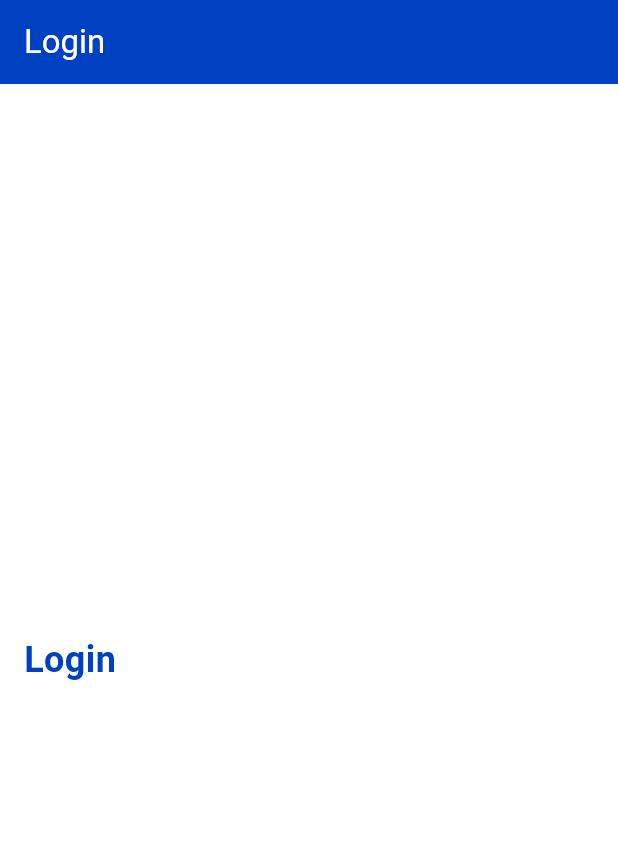
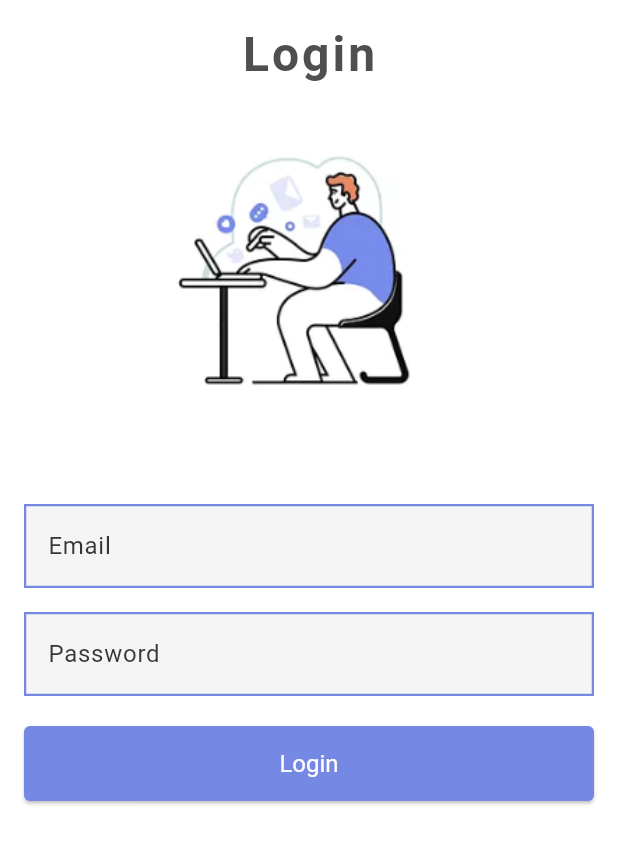
Before and after one commit to MonicaSaeed/Flutter-With-Firebase, a Flutter app: the screen it shows after launch, on a phone screen of 412 x 824 dp. Shown: the top 844 px of the screen. Run offline on Flutter 3.47's test engine with Material 3 defaults, Android fonts, the phone set to English and light mode, and no system bars; our stand-ins replace firebase_auth, firebase_core; accounts and stored records are empty.

Commit message:
design login screen page

```diff
--- /dev/null
+++ b/lib/core/extensions/extensions.dart
@@ -0,0 +1,16 @@
+extension StringExtensions on String {
+  bool get isValidEmail {
+    final emailRegex = RegExp(
+      r'^[a-zA-Z0-9._%+-]+@[a-zA-Z0-9.-]+\.[a-zA-Z]{2,}$',
+    );
+    return emailRegex.hasMatch(this);
+  }
+
+  /// Password validation containing at least 8 characters, one uppercase letter, one lowercase letter, one number, and one special character
+  bool get isValidPassword {
+    final passwordRegex = RegExp(
+      r'^(?=.*[a-z])(?=.*[A-Z])(?=.*\d)(?=.*[@$!%*?&])[A-Za-z\d@$!%*?&]{8,}$',
+    );
+    return passwordRegex.hasMatch(this);
+  }
+}
--- a/lib/core/theme/light.dart
+++ b/lib/core/theme/light.dart
@@ -3,7 +3,7 @@ import 'package:flutter/material.dart';
 
 class AppTheme {
   // Define color constants
-  static const Color primaryColor = Color(0xFF0041C2);
+  static const Color primaryColor = Color(0xFF7488E4);
   static const Color backgroundColor = Colors.white;
   static const Color darkGradientColor = Colors.black;
   static const Color errorColor = Colors.red;
@@ -26,27 +26,27 @@ class AppTheme {
           fontSize: 32,
           fontWeight: FontWeight.w700,
           letterSpacing: 2,
-          color: Colors.white,
+          color: Color(0xFF4D4F50),
         ),
         headlineMedium: TextStyle(
           fontSize: 20,
           fontWeight: FontWeight.w600,
-          color: Colors.white,
+          color: Colors.black,
         ),
         titleMedium: TextStyle(
           fontSize: 16,
           fontWeight: FontWeight.bold,
-          color: Colors.black,
+          color: Color(0xFF4D4F50),
         ),
         bodyMedium: TextStyle(
           fontSize: 14,
           fontWeight: FontWeight.normal,
-          color: Colors.black,
+          color: Color(0xFF4D4F50),
         ),
         bodySmall: TextStyle(
           fontSize: 12,
           fontWeight: FontWeight.normal,
-          color: Colors.white70,
+          color: Color(0xFF4D4F50),
         ),
       ),
       appBarTheme: const AppBarTheme(
@@ -73,16 +73,25 @@ class AppTheme {
       elevatedButtonTheme: ElevatedButtonThemeData(
         style: ElevatedButton.styleFrom(
           shape: RoundedRectangleBorder(borderRadius: BorderRadius.circular(4)),
-          backgroundColor: Color(0xFF03045E),
+          backgroundColor: Color(0xFF7488E4),
           foregroundColor: Color(0xFFFFFCFC),
           textStyle: TextStyle(fontSize: 16),
         ),
       ),
       inputDecorationTheme: InputDecorationTheme(
+        filled: true,
+        fillColor: Color(0xFFF5F5F5),
+        labelStyle: TextStyle(color: Color(0xFF363636)),
+        floatingLabelStyle: TextStyle(color: Color(0xFF7488E4)),
         hintStyle: TextStyle(color: Color(0xFF363636)),
-        border: OutlineInputBorder(
+        errorStyle: TextStyle(color: errorColor),
+        focusedBorder: OutlineInputBorder(
           borderRadius: BorderRadius.zero,
-          borderSide: BorderSide.none,
+          borderSide: BorderSide(color: primaryColor, width: 1.5),
+        ),
+        enabledBorder: OutlineInputBorder(
+          borderRadius: BorderRadius.zero,
+          borderSide: BorderSide(color: primaryColor, width: 1.5),
         ),
       ),
     );
--- a/lib/core/theme/light_colors.dart
+++ b/lib/core/theme/light_colors.dart
@@ -1,7 +1,7 @@
 import 'package:flutter/material.dart';
 
 class LightColor {
-  static const Color primaryColor = Color(0xFF0041C2);
+  static const Color primaryColor = Color(0xFF7488E4);
   static const Color secondaryColor = Color(0xFFFFFCFC);
   static const Color backgroundColor = Colors.white;
   static const Color textColor = Colors.black;
--- a/lib/feature/auth/login_screen.dart
+++ b/lib/feature/auth/login_screen.dart
@@ -1,32 +1,78 @@
 import 'package:flutter/material.dart';
-
-import '../../core/theme/light_colors.dart';
+import 'package:flutter_app/core/extensions/extensions.dart';
 
 class LoginScreen extends StatelessWidget {
-  const LoginScreen({super.key});
-
+  LoginScreen({super.key});
+  final emailController = TextEditingController();
+  final passwordController = TextEditingController();
+  final GlobalKey<FormState> _formKey = GlobalKey<FormState>();
   @override
   Widget build(BuildContext context) {
     return Scaffold(
-      appBar: AppBar(title: const Text('Login')),
       body: SafeArea(
+        child: SingleChildScrollView(
           child: Padding(
             padding: const EdgeInsets.all(16.0),
+            child: Form(
+              key: _formKey,
               child: Column(
-            mainAxisAlignment: MainAxisAlignment.center,
                 children: [
                   Text(
                     'Login',
-                style: TextStyle(
-                  fontSize: 24,
-                  fontWeight: FontWeight.bold,
-                  color: LightColor.primaryColor,
+                    style: Theme.of(context).textTheme.headlineLarge,
+                  ),
+                  const SizedBox(height: 20),
+                  Image.asset('assets/images/login.png', height: 200),
+                  const SizedBox(height: 60),
+                  TextFormField(
+                    controller: emailController,
+                    decoration: InputDecoration(
+                      labelText: 'Email',
+                      border: OutlineInputBorder(),
+                    ),
+                    validator: (value) {
+                      if (value == null || value.isEmpty) {
+                        return 'Please enter your email';
+                      }
+                      if (!value.isValidEmail) {
+                        return 'Please enter a valid email address';
+                      }
+                      return null;
+                    },
+                  ),
+                  const SizedBox(height: 16),
+                  TextFormField(
+                    controller: passwordController,
+                    obscureText: true,
+                    decoration: InputDecoration(
+                      labelText: 'Password',
+                      border: OutlineInputBorder(),
+                    ),
+                    validator: (value) {
+                      if (value == null || value.isEmpty) {
+                        return 'Please enter your password';
+                      }
+                      if (!value.isValidPassword) {
+                        return 'Password correct format: 8 characters, 1 uppercase, 1 lowercase, 1 number and 1 special character';
+                      }
+                      return null;
+                    },
+                  ),
+                  const SizedBox(height: 20),
+                  SizedBox(
+                    width: double.infinity,
+                    height: 50,
+                    child: ElevatedButton(
+                      onPressed: () {},
+                      child: const Text('Login'),
                     ),
                   ),
                 ],
               ),
             ),
           ),
+        ),
+      ),
     );
   }
 }
--- a/lib/main.dart
+++ b/lib/main.dart
@@ -1,6 +1,8 @@
+import 'package:firebase_auth/firebase_auth.dart' hide EmailAuthProvider;
 import 'package:firebase_core/firebase_core.dart';
 import 'package:flutter/material.dart';
 import 'package:flutter_app/feature/auth/login_screen.dart';
+import 'package:flutter_app/feature/home/home_screen.dart';
 
 import 'core/theme/light.dart';
 import 'firebase_options.dart';
@@ -15,14 +17,33 @@ void main() async {
 class MyApp extends StatelessWidget {
   const MyApp({super.key});
 
-  // This widget is the root of your application.
   @override
   Widget build(BuildContext context) {
     return MaterialApp(
       debugShowCheckedModeBanner: false,
       title: 'Flutter Demo',
       theme: AppTheme.lightTheme,
-      home: LoginScreen(),
+      home: AuthGate(),
     );
   }
 }
+
+class AuthGate extends StatelessWidget {
+  const AuthGate({super.key});
+
+  @override
+  Widget build(BuildContext context) {
+    return StreamBuilder<User?>(
+      stream: FirebaseAuth.instance.authStateChanges(),
+      builder: (context, snapshot) {
+        // User is not signed in
+        if (!snapshot.hasData) {
+          return LoginScreen();
+        }
+
+        // Render your application if authenticated
+        return HomeScreen();
+      },
+    );
+  }
+}
--- a/pubspec.yaml
+++ b/pubspec.yaml
@@ -36,6 +36,7 @@ dependencies:
   cupertino_icons: ^1.0.8
   firebase_core: ^3.13.1
   firebase_auth: ^5.5.4
+  firebase_ui_auth: ^1.16.1
 
 dev_dependencies:
   flutter_test:
@@ -60,9 +61,8 @@ flutter:
   uses-material-design: true
 
   # To add assets to your application, add an assets section, like this:
-  # assets:
-  #   - images/a_dot_burr.jpeg
-  #   - images/a_dot_ham.jpeg
+  assets:
+    - assets/images/
 
   # An image asset can refer to one or more resolution-specific "variants", see
   # https://flutter.dev/to/resolution-aware-images
```
Also changed, not shown: assets/images/login.png (added), pubspec.lock, 5 other files. Lines whose indentation alone changed are shown as unchanged.
